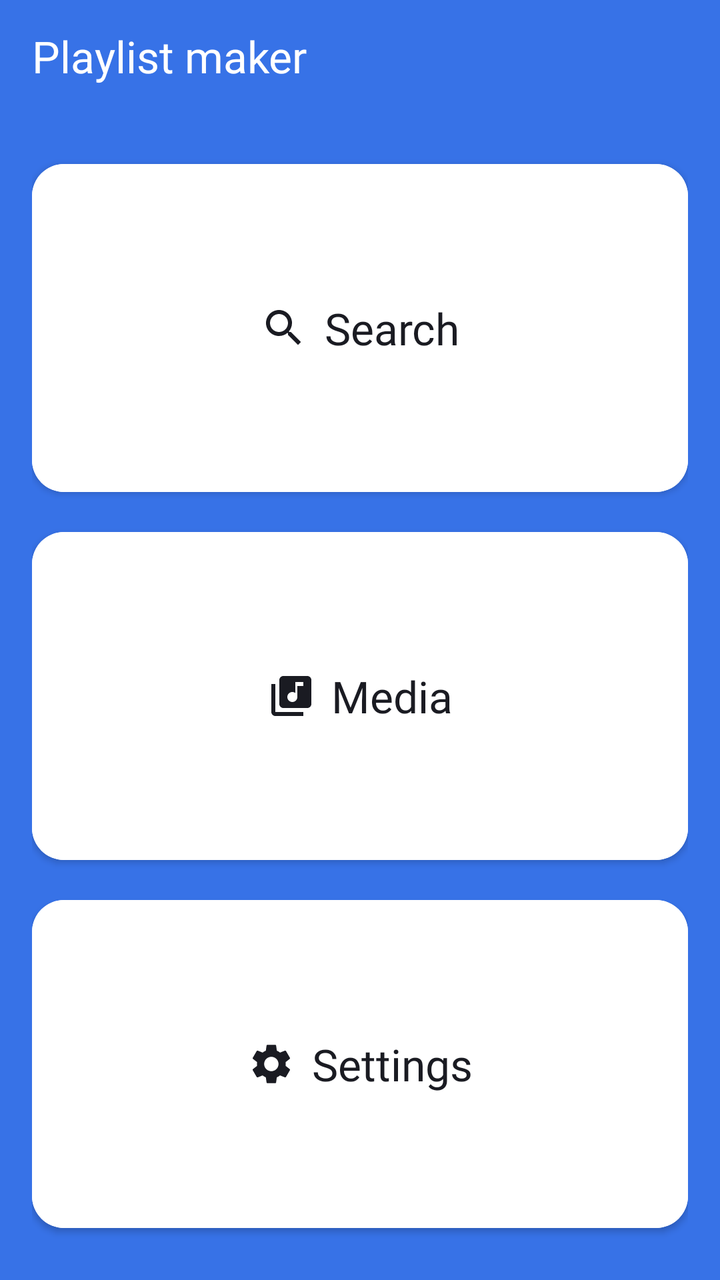
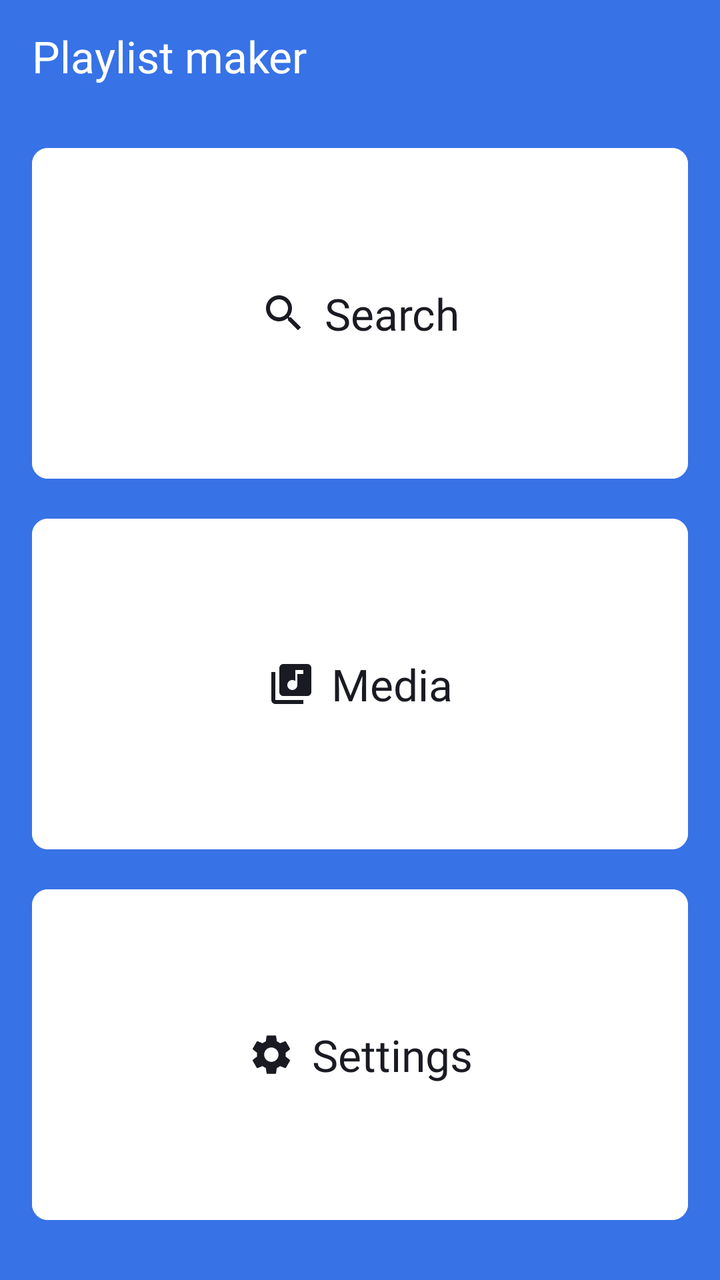

Two renders of the same Android screen: before a commit and after it. Below are the layout's source before the change and the commit's diff.
<!-- AndroidManifest.xml: application theme Base.Theme.PlaylistMaker -->
<!-- res/layout/activity_main.xml -->
<?xml version="1.0" encoding="utf-8"?>
<LinearLayout xmlns:android="http://schemas.android.com/apk/res/android"
    xmlns:app="http://schemas.android.com/apk/res-auto"
    xmlns:tools="http://schemas.android.com/tools"
    android:id="@+id/main"
    android:orientation="vertical"
    android:layout_width="match_parent"
    android:layout_height="match_parent"
    android:background="?attr/colorPrimary"
    tools:context=".MainActivity">


    <androidx.appcompat.widget.Toolbar
        android:id="@+id/tbMain"
        android:layout_width="match_parent"
        android:layout_height="wrap_content"
        app:title="@string/app_name"
        app:titleTextAppearance="@style/YSMediumFont"
        app:titleTextColor="@color/white"/>

    <LinearLayout
        android:layout_width="match_parent"
        android:layout_height="0dp"
        android:layout_weight="1"
        android:layout_margin="@dimen/marginAlignMedium"
        android:orientation="vertical">

        <Button
            android:id="@+id/btnSearch"
            style="@style/MainButtonStyle"
            app:icon="@drawable/baseline_search_24"
            android:text="@string/search"/>

        <Button
            android:id="@+id/btnMedia"
            style="@style/MainButtonStyle"
            app:icon="@drawable/baseline_library_music_24"
            android:text="@string/media"/>

        <Button
            android:id="@+id/btnSettings"
            style="@style/MainButtonStyle"
            app:icon="@drawable/baseline_settings_24"
            android:text="@string/settings"/>
    </LinearLayout>
</LinearLayout>
<!-- resources referenced by this layout -->
<resources>
  <color name="white">#FFFFFFFF</color>
  <dimen name="marginAlignMedium">16dp</dimen>
  <!-- drawable baseline_library_music_24 (drawable) -->
  <vector xmlns:android="http://schemas.android.com/apk/res/android" android:height="24dp" android:tint="#000000" android:viewportHeight="24" android:viewportWidth="24" android:width="24dp">
        
      <path android:fillColor="@android:color/white" android:pathData="M20,2L8,2c-1.1,0 -2,0.9 -2,2v12c0,1.1 0.9,2 2,2h12c1.1,0 2,-0.9 2,-2L22,4c0,-1.1 -0.9,-2 -2,-2zM18,7h-3v5.5c0,1.38 -1.12,2.5 -2.5,2.5S10,13.88 10,12.5s1.12,-2.5 2.5,-2.5c0.57,0 1.08,0.19 1.5,0.51L14,5h4v2zM4,6L2,6v14c0,1.1 0.9,2 2,2h14v-2L4,20L4,6z"/>
      
  </vector>
  <!-- drawable baseline_search_24 (drawable) -->
  <vector xmlns:android="http://schemas.android.com/apk/res/android" android:height="24dp" android:tint="#000000" android:viewportHeight="24" android:viewportWidth="24" android:width="24dp">
        
      <path android:fillColor="@android:color/white" android:pathData="M15.5,14h-0.79l-0.28,-0.27C15.41,12.59 16,11.11 16,9.5 16,5.91 13.09,3 9.5,3S3,5.91 3,9.5 5.91,16 9.5,16c1.61,0 3.09,-0.59 4.23,-1.57l0.27,0.28v0.79l5,4.99L20.49,19l-4.99,-5zM9.5,14C7.01,14 5,11.99 5,9.5S7.01,5 9.5,5 14,7.01 14,9.5 11.99,14 9.5,14z"/>
      
  </vector>
  <string name="app_name" translatable="false">Playlist maker</string>
  <string name="media">Media</string>
  <string name="search">Search</string>
  <string name="settings">Settings</string>
  <style name="MainButtonStyle">
          <item name="android:layout_marginVertical">4dp</item>
          <item name="android:layout_weight">1</item>
          <item name="android:layout_width">match_parent</item>
          <item name="android:layout_height">0dp</item>
          <item name="android:textColor">@color/black</item>
          <item name="android:backgroundTint">@color/white</item>
          <item name="android:foreground">?attr/selectableItemBackground</item>
          <item name="android:textAllCaps">false</item>
          <item name="iconGravity">textStart</item>
          <item name="iconTint">@color/black</item>
          <item name="cornerRadius">@dimen/marginAlignMedium</item>
          <item name="android:textAppearance">@style/YSMediumFont</item>
      </style>
  <style name="YSMediumFont">
          <item name="android:textSize">@dimen/textSizeLage</item>
          <item name="android:fontFamily">@font/ys_display_medium</item>
          <item name="android:textFontWeight">500</item>
      </style>
  <style name="Base.Theme.PlaylistMaker" parent="Theme.MaterialComponents.DayNight.NoActionBar">
          
          <item name="colorPrimary">@color/light_blue</item>
          <item name="colorPrimaryVariant">@color/grey</item>
          <item name="colorOnPrimary">@color/black</item>
  
          <item name="colorSecondary">@color/grey_secondary</item>
          <item name="colorSecondaryVariant">?attr/colorPrimaryVariant</item>
          
          <item name="android:statusBarColor">?attr/colorPrimary</item>
      </style>
  <color name="black">#1A1B22</color>
  <dimen name="textSizeLage">22sp</dimen>
  <color name="light_blue">#3772E7</color>
  <color name="grey">#AEAFB4</color>
  <color name="grey_secondary">#E6E8EB</color>
  <!-- unchanged entries left out for length: 1 -->
</resources>

<!-- the commit's change to res/layout/activity_main.xml (unified diff, before → after) -->
@@ -6,6 +6,7 @@
     android:orientation="vertical"
     android:layout_width="match_parent"
     android:layout_height="match_parent"
+    android:paddingBottom="@dimen/marginAlignXLarge"
     android:background="?attr/colorPrimary"
     tools:context=".MainActivity">
 
@@ -14,16 +15,11 @@
         android:id="@+id/tbMain"
         android:layout_width="match_parent"
         android:layout_height="wrap_content"
+        android:layout_marginBottom="@dimen/marginAlignMedium"
         app:title="@string/app_name"
         app:titleTextAppearance="@style/YSMediumFont"
         app:titleTextColor="@color/white"/>
 
-    <LinearLayout
-        android:layout_width="match_parent"
-        android:layout_height="0dp"
-        android:layout_weight="1"
-        android:layout_margin="@dimen/marginAlignMedium"
-        android:orientation="vertical">
 
         <Button
             android:id="@+id/btnSearch"
@@ -42,5 +38,4 @@
             style="@style/MainButtonStyle"
             app:icon="@drawable/baseline_settings_24"
             android:text="@string/settings"/>
-    </LinearLayout>
 </LinearLayout>
<!-- resource entries referenced after the edit -->
@@ -1,7 +1,8 @@
 <!-- resources referenced by this layout -->
 <resources>
   <color name="white">#FFFFFFFF</color>
-  <dimen name="marginAlignMedium">16dp</dimen>
+  <dimen name="marginAlignMedium">8dp</dimen>
+  <dimen name="marginAlignXLarge">20dp</dimen>
   <!-- drawable baseline_library_music_24 (drawable) -->
   <vector xmlns:android="http://schemas.android.com/apk/res/android" android:height="24dp" android:tint="#000000" android:viewportHeight="24" android:viewportWidth="24" android:width="24dp">
         
@@ -18,8 +19,9 @@
   <string name="media">Media</string>
   <string name="search">Search</string>
   <string name="settings">Settings</string>
-  <style name="MainButtonStyle">
-          <item name="android:layout_marginVertical">4dp</item>
+  <style name="MainButtonStyle" parent="Widget.MaterialComponents.Button.UnelevatedButton">
+          <item name="android:layout_marginVertical">@dimen/marginAlignSmall</item>
+          <item name="android:layout_marginHorizontal">@dimen/marginAlignLarge</item>
           <item name="android:layout_weight">1</item>
           <item name="android:layout_width">match_parent</item>
           <item name="android:layout_height">0dp</item>
@@ -48,6 +50,8 @@
           
           <item name="android:statusBarColor">?attr/colorPrimary</item>
       </style>
+  <dimen name="marginAlignSmall">4dp</dimen>
+  <dimen name="marginAlignLarge">16dp</dimen>
   <color name="black">#1A1B22</color>
   <dimen name="textSizeLage">22sp</dimen>
   <color name="light_blue">#3772E7</color>
